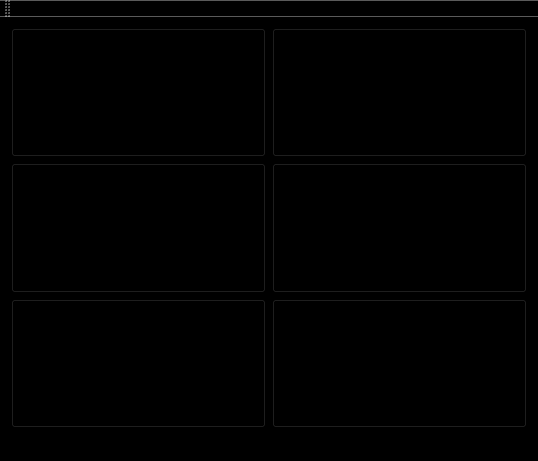
Qt form mainwindow.ui (ibrahimmadnan/dual_kit_car_interface) before a commit.
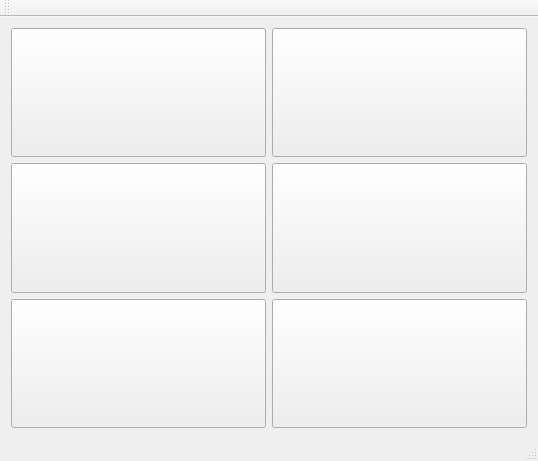
The same form after that commit. Icons and pictures are not drawn.

Commit message: -working with transparent background

Diff of the .ui file:
```diff
--- a/mainwindow.ui
+++ b/mainwindow.ui
@@ -19,8 +19,11 @@
   <property name="windowTitle">
    <string>MainWindow</string>
   </property>
+  <property name="autoFillBackground">
+   <bool>false</bool>
+  </property>
   <property name="styleSheet">
-   <string notr="true">background-color:rgb(0, 0, 0)</string>
+   <string notr="true"/>
   </property>
   <widget class="QWidget" name="centralWidget">
    <layout class="QHBoxLayout" name="horizontalLayout_2">
```
The commit also changes 11 other files.
